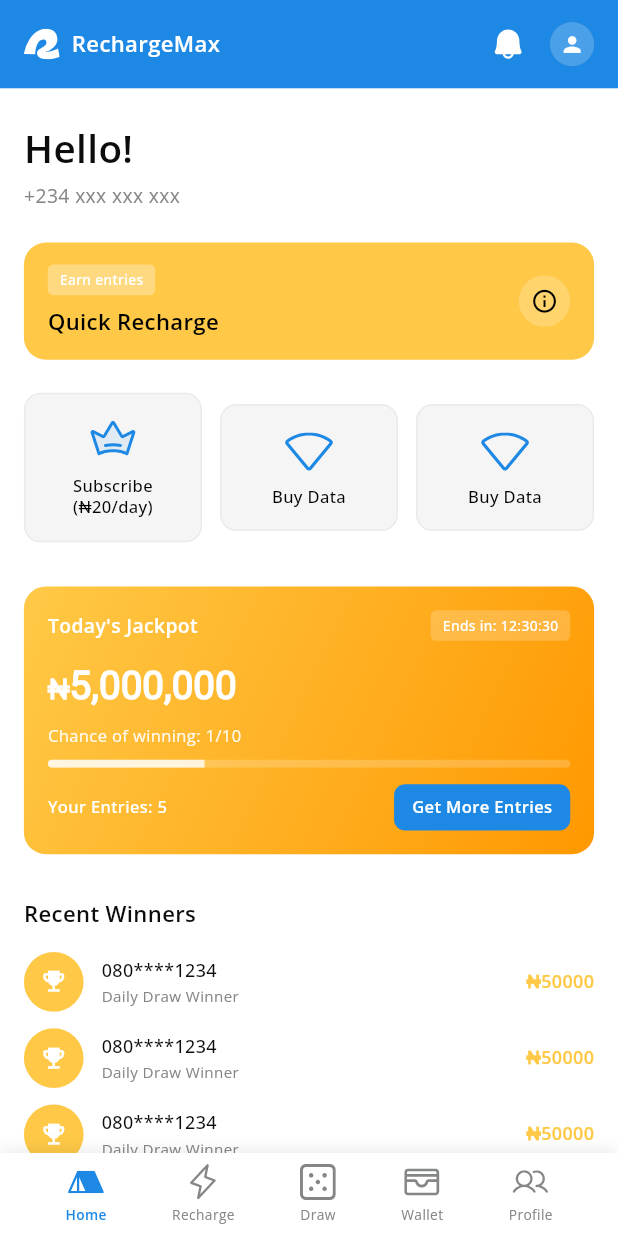
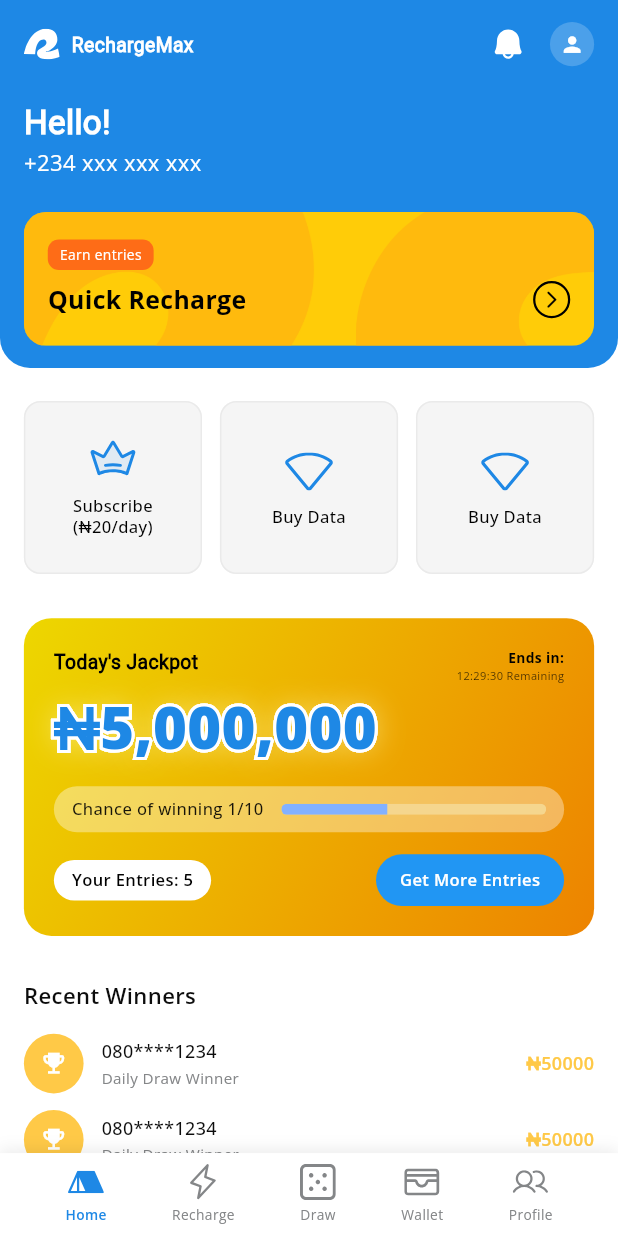
Before and after one commit to Nakeel/rechargeMax, a Flutter app: the HomeScreen screen opened by its route, on a phone screen of 412 x 824 dp. Run offline on Flutter 3.47's test engine with Material 3 defaults, Android fonts, the light colour scheme and no system bars; our stand-ins replace audioplayers, auto_size_text, calendar_date_picker2, confetti, dartz, date_format and 22 more; missing offline and left inert: internet_file, pdfx; accounts and stored records are empty; project files that could hold a hidden picture were left out.

Commit message:
fix(dashboard): Fix JackpotCard layout issues with proper size constraints
- Wrap GlowTextWidget with SizedBox to provide proper width constraint
- Add Expanded widget to LinearProgressIndicator in Row for proper sizing
- Fix padding values in progress bar container for better visual spacing
- Resolve 'RenderCustomPaint NEEDS-LAYOUT NEEDS-PAINT' error from unconstrained Stack
- Ensure all children in layout tree have proper size constraints

```diff
--- /dev/null
+++ b/lib/common/widgets/glow_text_widget.dart
@@ -0,0 +1,73 @@
+import 'package:flutter/material.dart';
+
+class GlowTextWidget extends StatelessWidget {
+  final String text;
+  final double fontSize;
+  final FontWeight fontWeight;
+  final Color fillColor;
+  final Color outlineColor;
+  final double outlineWidth;
+  final double shadowBlur;
+  final Color shadowColor;
+
+  const GlowTextWidget({
+    super.key,
+    required this.text,
+    this.fontSize = 34,
+    this.fontWeight = FontWeight.w900,
+    this.fillColor = const Color(0xFF1E88E5),   // Blue
+    this.outlineColor = Colors.white,
+    this.outlineWidth = 6,
+    this.shadowBlur = 20,
+    this.shadowColor = const Color(0xFFFFF59D), // Yellow glow
+  });
+
+  @override
+  Widget build(BuildContext context) {
+    return Stack(
+      children: [
+        // --- Glow Shadow ---
+        Text(
+          text,
+          style: TextStyle(
+            fontSize: fontSize,
+            fontWeight: fontWeight,
+            foreground: Paint()
+              ..style = PaintingStyle.stroke
+              ..strokeWidth = outlineWidth
+              ..color = outlineColor,
+            shadows: [
+              Shadow(
+                color: shadowColor.withOpacity(.8),
+                blurRadius: shadowBlur,
+              ),
+            ],
+          ),
+        ),
+
+        // --- Outline ---
+        Text(
+          text,
+          style: TextStyle(
+            fontSize: fontSize,
+            fontWeight: fontWeight,
+            foreground: Paint()
+              ..style = PaintingStyle.stroke
+              ..strokeWidth = outlineWidth
+              ..color = outlineColor,
+          ),
+        ),
+
+        // --- Fill Text ---
+        Text(
+          text,
+          style: TextStyle(
+            fontSize: fontSize,
+            fontWeight: fontWeight,
+            color: fillColor,
+          ),
+        ),
+      ],
+    );
+  }
+}
--- a/lib/core/ui/assets.dart
+++ b/lib/core/ui/assets.dart
@@ -20,5 +20,9 @@ class Assets {
   static const String onboardingWheel = 'assets/images/on2.png';
   static const String onboardingTrophy = 'assets/images/on3.png';
 
+  // Onboarding Assets
+  static const String rightBg = 'assets/images/leftBg.png';
+  static const String leftBg = 'assets/images/rightBg.png';
+
   Assets._();
 }
--- a/lib/core/ui/colors.dart
+++ b/lib/core/ui/colors.dart
@@ -73,6 +73,7 @@ class AppColors {
 
   static Color errorColor = const Color(0XFFB30F11);
   static Color colorRed = const Color(0XFFD02C2C);
+  static Color red100 = const Color(0XFFFE6C17);
   static Color colorRedLight = const Color(0XFFFDEDED);
   static Color colorRedLight2 = const Color(0XFFFFF7F7);
 
--- a/lib/features/dashboard/presentation/screens/home_screen.dart
+++ b/lib/features/dashboard/presentation/screens/home_screen.dart
@@ -3,6 +3,7 @@ import 'package:flutter_screenutil/flutter_screenutil.dart';
 import 'package:flutter_svg/flutter_svg.dart';
 import 'package:go_router/go_router.dart';
 import 'package:recharge_max/core/router/route_name.dart';
+import 'package:recharge_max/core/ui/app_theme.dart';
 import 'package:recharge_max/core/ui/colors.dart';
 import 'package:recharge_max/core/ui/assets.dart';
 import 'package:recharge_max/features/dashboard/presentation/widgets/quick_recharge_card.dart';
@@ -23,24 +24,8 @@ class HomeScreen extends StatelessWidget {
           crossAxisAlignment: CrossAxisAlignment.start,
           children: [
             // Header
-            _buildHeader(),
+            _buildHeader(context),
 
-            SizedBox(height: 24.h),
-
-            // Greeting Section
-            _buildGreeting(),
-
-            SizedBox(height: 24.h),
-
-            // Quick Recharge Card
-            Padding(
-              padding: EdgeInsets.symmetric(horizontal: 16.w),
-              child: QuickRechargeCard(
-                onTap: () {
-                  context.go(AppRoutes.rechargeRoute);
-                },
-              ),
-            ),
 
             SizedBox(height: 24.h),
 
@@ -81,12 +66,18 @@ class HomeScreen extends StatelessWidget {
     );
   }
 
-  Widget _buildHeader() {
+  Widget _buildHeader(BuildContext context) {
     return Container(
+      padding: EdgeInsets.symmetric(horizontal: 16.w, vertical: 16.h),
+      decoration: BoxDecoration(
+        borderRadius: BorderRadius.only(bottomLeft: Radius.circular(20), bottomRight: Radius.circular(20)),
         color: AppColors.colorPrimary,
-      padding: EdgeInsets.symmetric(horizontal: 16.w, vertical: 16.h),
+      ),
       child: SafeArea(
-        child: Row(
+        child: Column(
+          crossAxisAlignment: CrossAxisAlignment.start,
+          children: [
+            Row(
               mainAxisAlignment: MainAxisAlignment.spaceBetween,
               children: [
                 // Logo
@@ -103,8 +94,9 @@ class HomeScreen extends StatelessWidget {
                       'RechargeMax',
                       style: TextStyle(
                         color: Colors.white,
-                    fontSize: 16.sp,
-                    fontWeight: FontWeight.w600,
+                        fontSize: 14.sp,
+                        fontFamily: AppTheme.roboto,
+                        fontWeight: FontWeight.w700,
                       ),
                     ),
                   ],
@@ -139,35 +131,49 @@ class HomeScreen extends StatelessWidget {
                 ),
               ],
             ),
+            SizedBox(height: 24.h),
+
+            // Greeting Section
+            _buildGreeting(),
+
+            SizedBox(height: 24.h),
+
+            // Quick Recharge Card
+            QuickRechargeCard(
+              onTap: () {
+                context.go(AppRoutes.rechargeRoute);
+              },
+            ),
+
+          ],
+        ),
       ),
     );
   }
 
   Widget _buildGreeting() {
-    return Padding(
-      padding: EdgeInsets.symmetric(horizontal: 16.w),
-      child: Column(
+    return Column(
       crossAxisAlignment: CrossAxisAlignment.start,
       children: [
         Text(
           'Hello!',
           style: TextStyle(
-              color: AppColors.colorBlack,
-              fontSize: 28.sp,
-              fontWeight: FontWeight.w600,
+            color: AppColors.colorWhite,
+            fontSize: 24.sp,
+            fontFamily: AppTheme.roboto,
+            fontWeight: FontWeight.w700,
           ),
         ),
-          SizedBox(height: 4.h),
+        // SizedBox(height: 4.h),
         Text(
           '+234 xxx xxx xxx',
           style: TextStyle(
-              color: AppColors.descTextGrey,
-              fontSize: 14.sp,
+            color: AppColors.colorWhite,
+            fontSize: 16.sp,
             fontWeight: FontWeight.w400,
           ),
         ),
       ],
-      ),
     );
   }
 
--- a/lib/features/dashboard/presentation/widgets/jackpot_card.dart
+++ b/lib/features/dashboard/presentation/widgets/jackpot_card.dart
@@ -1,147 +1,158 @@
 import 'package:flutter/material.dart';
 import 'package:flutter_screenutil/flutter_screenutil.dart';
+import 'package:recharge_max/common/widgets/glow_text_widget.dart';
+import 'package:recharge_max/core/ui/app_theme.dart';
 import 'package:recharge_max/core/ui/colors.dart';
 
 class JackpotCard extends StatelessWidget {
-  const JackpotCard({Key? key}) : super(key: key);
+  const JackpotCard({super.key});
 
   @override
   Widget build(BuildContext context) {
     return Container(
+      padding: EdgeInsets.symmetric(horizontal: 20, vertical: 20),
       decoration: BoxDecoration(
         gradient: const LinearGradient(
           begin: Alignment.topLeft,
           end: Alignment.bottomRight,
           colors: [
-            Color(0xFFFFC947),
-            Color(0xFFFF9800),
+            Color(0xFFEDD700), // light yellow
+            Color(0xFFED8300), // deep orange
           ],
         ),
-        borderRadius: BorderRadius.circular(16.r),
+        borderRadius: BorderRadius.circular(20.r),
       ),
-      padding: EdgeInsets.all(16.w),
       child: Column(
         crossAxisAlignment: CrossAxisAlignment.start,
         children: [
-          // Header with timer
+          // --- HEADER ---
           Row(
             mainAxisAlignment: MainAxisAlignment.spaceBetween,
+            crossAxisAlignment: CrossAxisAlignment.start,
             children: [
               Text(
                 "Today's Jackpot",
                 style: TextStyle(
-                  color: Colors.white,
+                  color: Colors.black,
                   fontSize: 14.sp,
-                  fontWeight: FontWeight.w600,
+                  fontFamily: AppTheme.roboto,
+                  fontWeight: FontWeight.bold,
                 ),
               ),
-              Container(
-                padding: EdgeInsets.symmetric(horizontal: 8.w, vertical: 4.h),
-                decoration: BoxDecoration(
-                  color: Colors.white.withOpacity(0.2),
-                  borderRadius: BorderRadius.circular(4.r),
+              Column(
+                crossAxisAlignment: CrossAxisAlignment.end,
+                children: [
+                  Text(
+                    "Ends in:",
+                    style: TextStyle(
+                      color: Colors.black,
+                      fontSize: 10.sp,
+                      fontWeight: FontWeight.w700,
                     ),
-                child: Text(
-                  'Ends in: 12:30:30',
+                  ),
+                  Text(
+                    "12:29:30 Remaining",
                     style: TextStyle(
-                    color: Colors.white,
-                    fontSize: 10.sp,
-                    fontWeight: FontWeight.w500,
-                  ),
+                      color: Colors.black.withOpacity(.8),
+                      fontSize: 8.sp,
+                      fontWeight: FontWeight.w400,
                     ),
                   ),
                 ],
               ),
+            ],
+          ),
 
-          SizedBox(height: 16.h),
+          // SizedBox(height: 10.h),
 
-          // Prize amount
-          RichText(
-            text: TextSpan(
-              children: [
-                TextSpan(
-                  text: '₦',
-                  style: TextStyle(
-                    color: Colors.white,
-                    fontSize: 20.sp,
-                    fontWeight: FontWeight.w600,
+          // --- JACKPOT AMOUNT ---
+          SizedBox(
+            width: double.infinity,
+            child: GlowTextWidget(
+              text: "₦5,000,000",
+              fontSize: 42.sp,
+              outlineWidth: 4,
+              shadowBlur: 25,
             ),
           ),
-                TextSpan(
-                  text: '5,000,000',
+
+          SizedBox(height: 12.h),
+
+          // --- CHANCE + PROGRESS BAR ---
+          Container(
+            decoration: BoxDecoration(
+              color: AppColors.colorWhite.withOpacity(.37),
+              borderRadius: BorderRadius.circular(20.r),
+            ),
+            padding: EdgeInsets.symmetric(horizontal: 12.w, vertical: 8.h),
+            child: Row(
+              crossAxisAlignment: CrossAxisAlignment.center,
+              children: [
+                Text(
+                  "Chance of winning 1/10",
                   style: TextStyle(
-                    color: Colors.white,
-                    fontSize: 28.sp,
-                    fontWeight: FontWeight.w700,
+                    color: Colors.black.withOpacity(.9),
+                    fontSize: 12.sp,
+                    fontWeight: FontWeight.w500,
+                  ),
+                ),
+                SizedBox(width: 12.w),
+                Expanded(
+                  child: ClipRRect(
+                    borderRadius: BorderRadius.circular(20.r),
+                    child: LinearProgressIndicator(
+                      value: 0.4,
+                      minHeight: 8.h,
+                      backgroundColor: const Color(0xFFF5D68E),
+                      valueColor:
+                          AlwaysStoppedAnimation<Color>(Colors.blueAccent.shade100),
+                    ),
                   ),
                 ),
               ],
             ),
           ),
 
-          SizedBox(height: 12.h),
+          SizedBox(height: 16.h),
 
-          // Chance of winning
+          // --- ENTRIES + BUTTON ---
           Row(
+            mainAxisAlignment: MainAxisAlignment.spaceBetween,
             children: [
-              Expanded(
-                child: Column(
-                  crossAxisAlignment: CrossAxisAlignment.start,
-                  children: [
-                    Text(
-                      'Chance of winning: 1/10',
+              // Your entries chip
+              Container(
+                padding: EdgeInsets.symmetric(horizontal: 12.w, vertical: 6.h),
+                decoration: BoxDecoration(
+                  color: Colors.white,
+                  borderRadius: BorderRadius.circular(20.r),
+                ),
+                child: Text(
+                  "Your Entries: 5",
                   style: TextStyle(
-                        color: Colors.white.withOpacity(0.9),
+                    color: Colors.black,
                     fontSize: 12.sp,
-                        fontWeight: FontWeight.w400,
-                      ),
-                    ),
-                    SizedBox(height: 8.h),
-                    ClipRRect(
-                      borderRadius: BorderRadius.circular(4.r),
-                      child: LinearProgressIndicator(
-                        value: 0.3,
-                        minHeight: 6.h,
-                        backgroundColor: Colors.white.withOpacity(0.2),
-                        valueColor: AlwaysStoppedAnimation<Color>(
-                          Colors.white.withOpacity(0.8),
+                    fontWeight: FontWeight.w600,
                   ),
                 ),
               ),
-                  ],
-                ),
-              ),
-            ],
-          ),
 
-          SizedBox(height: 12.h),
-
-          // Your entries
-          Row(
-            mainAxisAlignment: MainAxisAlignment.spaceBetween,
-            children: [
-              Text(
-                'Your Entries: 5',
-                style: TextStyle(
-                  color: Colors.white,
-                  fontSize: 12.sp,
-                  fontWeight: FontWeight.w500,
-                ),
-              ),
-              GestureDetector(
+              // More entries button
+              Material(
+                color: Colors.blue,
+                borderRadius: BorderRadius.circular(20.r),
+                child: InkWell(
+                  borderRadius: BorderRadius.circular(20.r),
                   onTap: () {},
-                child: Container(
-                  padding: EdgeInsets.symmetric(horizontal: 12.w, vertical: 8.h),
-                  decoration: BoxDecoration(
-                    color: AppColors.colorPrimary,
-                    borderRadius: BorderRadius.circular(8.r),
-                  ),
+                  child: Padding(
+                    padding: EdgeInsets.symmetric(
+                        horizontal: 16.w, vertical: 10.h),
                     child: Text(
-                    'Get More Entries',
+                      "Get More Entries",
                       style: TextStyle(
                         color: Colors.white,
                         fontSize: 12.sp,
                         fontWeight: FontWeight.w600,
+                      ),
                     ),
                   ),
                 ),
--- a/lib/features/dashboard/presentation/widgets/quick_action_button.dart
+++ b/lib/features/dashboard/presentation/widgets/quick_action_button.dart
@@ -1,33 +1,42 @@
 import 'package:flutter/material.dart';
 import 'package:flutter_screenutil/flutter_screenutil.dart';
 import 'package:flutter_svg/flutter_svg.dart';
-
 class QuickActionButton extends StatelessWidget {
   final String icon;
   final String label;
   final VoidCallback onTap;
 
   const QuickActionButton({
-    Key? key,
+    super.key,
     required this.icon,
     required this.label,
     required this.onTap,
-  }) : super(key: key);
+  });
 
   @override
   Widget build(BuildContext context) {
-    return GestureDetector(
+    final double size = MediaQuery.of(context).size.width * 0.28;
+    // 28% of screen width → dynamic square. Adjust to 0.25–0.32 as desired.
+
+    return Material(
+      color: const Color(0xFFF5F5F5),
+      borderRadius: BorderRadius.circular(12.r),
+      child: InkWell(
+        borderRadius: BorderRadius.circular(12.r),
         onTap: onTap,
+        splashColor: Colors.grey.withOpacity(0.2),
+        highlightColor: Colors.grey.withOpacity(0.1),
         child: Container(
+          height: size,   // ← Dynamic height
+          width: size,    // ← Ensures perfect responsive square
+          padding: EdgeInsets.symmetric(horizontal: 8.w, vertical: 12.h),
           decoration: BoxDecoration(
-          color: const Color(0xFFF5F5F5),
             borderRadius: BorderRadius.circular(12.r),
             border: Border.all(
               color: const Color(0xFFEAEAEA),
               width: 1,
             ),
           ),
-        padding: EdgeInsets.symmetric(vertical: 16.h),
           child: Column(
             mainAxisAlignment: MainAxisAlignment.center,
             children: [
@@ -37,9 +46,12 @@ class QuickActionButton extends StatelessWidget {
                 height: 32.w,
               ),
               SizedBox(height: 8.h),
-            Text(
+              Flexible(
+                child: Text(
                   label,
                   textAlign: TextAlign.center,
+                  maxLines: 2,
+                  overflow: TextOverflow.ellipsis,
                   style: TextStyle(
                     color: Colors.black,
                     fontSize: 12.sp,
@@ -47,7 +59,9 @@ class QuickActionButton extends StatelessWidget {
                     height: 1.3,
                   ),
                 ),
+              ),
             ],
+          ),
         ),
       ),
     );
--- a/lib/features/dashboard/presentation/widgets/quick_recharge_card.dart
+++ b/lib/features/dashboard/presentation/widgets/quick_recharge_card.dart
@@ -1,5 +1,7 @@
 import 'package:flutter/material.dart';
 import 'package:flutter_screenutil/flutter_screenutil.dart';
+import 'package:recharge_max/core/ui/assets.dart';
+import 'package:recharge_max/core/ui/colors.dart';
 
 class QuickRechargeCard extends StatelessWidget {
   final VoidCallback? onTap;
@@ -13,61 +15,93 @@ class QuickRechargeCard extends StatelessWidget {
   Widget build(BuildContext context) {
     return GestureDetector(
       onTap: onTap,
+      child: ClipRRect(
+        borderRadius: BorderRadius.circular(16.r),
         child: Container(
           decoration: BoxDecoration(
-          color: const Color(0xFFFFC947),
-          borderRadius: BorderRadius.circular(16.r),
+            color: const Color(0xFFFFCC08),
           ),
-        padding: EdgeInsets.symmetric(horizontal: 16.w, vertical: 16.h),
-        child: Row(
-          mainAxisAlignment: MainAxisAlignment.spaceBetween,
+          child: Stack(
             children: [
-            Column(
+              Positioned(
+                right: -10,
+                bottom: -7,
+                child: Image.asset(
+                  Assets.rightBg,
+                  height: 100,
+                  fit: BoxFit.cover,
+                ),
+              ),
+
+              Positioned(
+                left: -10,
+                bottom: -7,
+                child: Image.asset(
+                  Assets.leftBg,
+                  height: 100,
+                  fit: BoxFit.cover,
+                ),
+              ),
+
+              Padding(
+                padding: EdgeInsets.symmetric(horizontal: 16.w, vertical: 20.h),
+                child: Column(
                   crossAxisAlignment: CrossAxisAlignment.start,
                   children: [
                     Container(
                       padding: EdgeInsets.symmetric(horizontal: 8.w, vertical: 4.h),
                       decoration: BoxDecoration(
-                    color: Colors.white.withOpacity(0.3),
-                    borderRadius: BorderRadius.circular(4.r),
+                        color: AppColors.red100,
+                        borderRadius: BorderRadius.circular(8.r),
                       ),
                       child: Text(
                         'Earn entries',
                         style: TextStyle(
                           color: Colors.white,
                           fontSize: 10.sp,
-                      fontWeight: FontWeight.w500,
+                          fontWeight: FontWeight.w400,
                         ),
                       ),
                     ),
                     SizedBox(height: 8.h),
+                    Row(
+                      crossAxisAlignment: CrossAxisAlignment.center,
+                      mainAxisAlignment: MainAxisAlignment.spaceBetween,
+                      children: [
                         Text(
                           'Quick Recharge',
                           style: TextStyle(
                             color: Colors.black,
-                    fontSize: 16.sp,
-                    fontWeight: FontWeight.w600,
+                            fontSize: 18.sp,
+                            fontWeight: FontWeight.w700,
                           ),
-                ),
-              ],
                         ),
                         GestureDetector(
                           onTap: () {},
                           child: Container(
-                padding: EdgeInsets.all(8.w),
+                            padding: EdgeInsets.all(4.w),
                             decoration: BoxDecoration(
-                  color: Colors.white.withOpacity(0.2),
                               shape: BoxShape.circle,
+                              border: Border.all(
+                                color: Colors.black,
+                                width: 1.5,
+                              ),
                             ),
                             child: Icon(
-                  Icons.info_outline,
+                              Icons.arrow_forward_ios_rounded,
                               color: Colors.black,
-                  size: 20.sp,
+                              size: 15.sp,
                             ),
                           ),
                         ),
                       ],
                     ),
+                  ],
+                ),
+              ),
+            ],
+          ),
+        ),
       ),
     );
   }
```
Also changed, not shown: assets/images/leftBg.png (added), assets/images/rightBg.png (added). Lines whose indentation alone changed are shown as unchanged.
